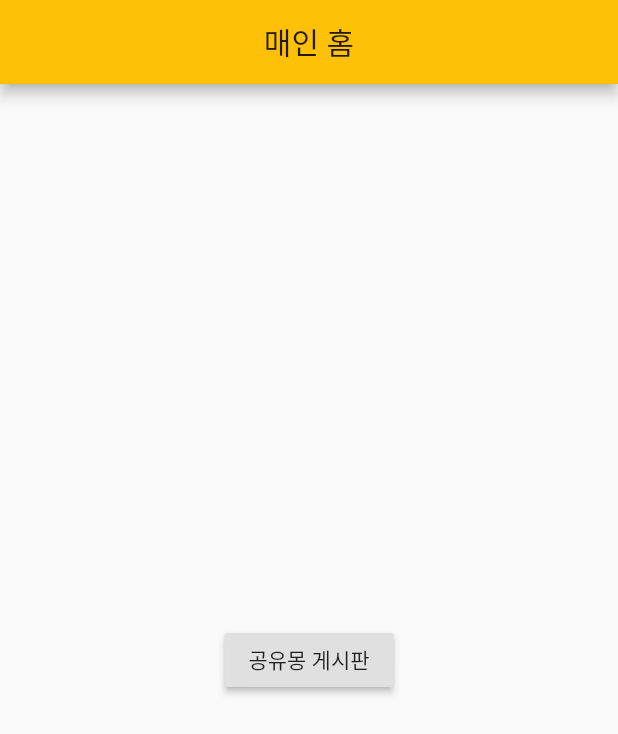
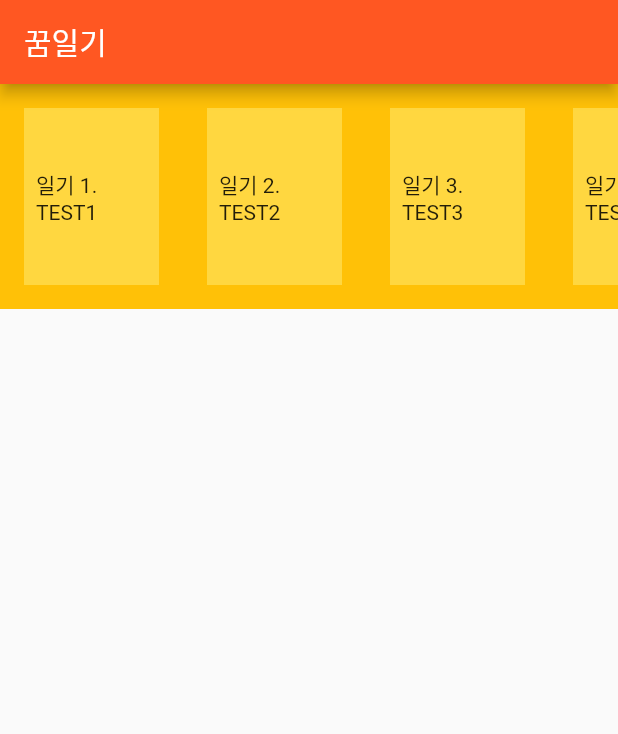
Before and after one commit to CDST-Studio/Flutter-Dreamiary, a Flutter app: the screen it shows after launch, on a phone screen of 412 x 824 dp. Shown: the top 734 px of the screen. Run offline on Flutter 3.47's test engine with Material 2 defaults, Android fonts, the phone set to English and light mode, and no system bars; our stand-ins replace animated_splash_screen.

Commit message:
Update UserPage.dart about UX/UI

```diff
--- a/lib/CommunityPage.dart
+++ b/lib/CommunityPage.dart
@@ -1,4 +1,3 @@
-import 'package:flutter/cupertino.dart';
 import 'package:flutter/material.dart';
 
 class SecondPage extends StatelessWidget {
--- a/lib/UserPage.dart
+++ b/lib/UserPage.dart
@@ -1,2 +1,48 @@
-import 'package:flutter/cupertino.dart';
 import 'package:flutter/material.dart';
+
+class DreamiaryHome extends StatelessWidget {
+  List<String> test = ["TEST1", "TEST2", "TEST3", "TEST4", "TEST5", "TEST6"];
+
+  @override
+  Widget build(BuildContext context) {
+    return Scaffold(
+      appBar: AppBar(
+        title: Text("꿈일기"),
+      ),
+      body: Column(
+        children: [
+          Container(
+            height: 150,
+            color: Colors.amber,
+
+            child: ListView.separated(
+              scrollDirection: Axis.horizontal,
+              shrinkWrap: true,
+              itemCount: test.length, // ONLY effected on itemBuilder
+
+              itemBuilder: (BuildContext context, int index) {
+                return Container(
+                  margin: const EdgeInsets.all(16),
+                  padding: const EdgeInsets.all(8),
+                  width: 90,
+                  height: 100,
+
+                  color: Colors.amberAccent,
+
+                  child: Center(
+                      child: Text("일기 ${index+1}. ${test[index]}")
+                  ),
+                );
+              },
+
+              separatorBuilder: (BuildContext context, int index) {
+                if (index == 0) return SizedBox.shrink(); // Empty widget
+                return const Divider();
+              },
+            ),
+          )
+        ],
+      )
+    );
+  }
+}
--- a/pubspec.yaml
+++ b/pubspec.yaml
@@ -28,6 +28,7 @@ dependencies:
   # The following adds the Cupertino Icons font to your application.
   # Use with the CupertinoIcons class for iOS style icons.
   cupertino_icons: ^1.0.2
+  animated_splash_screen: ^1.1.0
 
 dev_dependencies:
   flutter_test:
@@ -48,6 +49,8 @@ flutter:
   # assets:
   #   - images/a_dot_burr.jpeg
   #   - images/a_dot_ham.jpeg
+  assets:
+    - Assets/Image/
 
   # An image asset can refer to one or more resolution-specific "variants", see
   # https://flutter.dev/assets-and-images/#resolution-aware.
```
Also changed, not shown: lib/main.dart (+12 -6 lines), Assets/Image/CDST.png (added), pubspec.lock, 1 other file.
